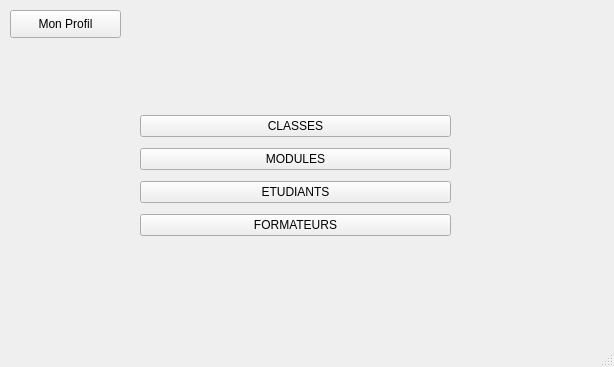
Above: responsable.ui from chafaatoumk/gestion-notes-Qt before the change. Below: the same form after it.
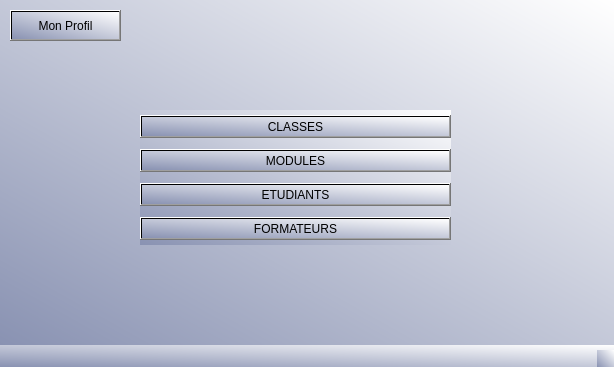
That is the form after the change.

```diff
--- a/responsable.ui
+++ b/responsable.ui
@@ -14,7 +14,7 @@
    <string>Interface de Gestion</string>
   </property>
   <property name="styleSheet">
-   <string notr="true"/>
+   <string notr="true">background-color: qlineargradient(spread:pad, x1:0, y1:1, x2:1, y2:0, stop:0 rgba(137, 146, 178, 255), stop:1 rgba(255, 255, 255, 255));</string>
   </property>
   <widget class="QWidget" name="centralwidget">
    <widget class="QPushButton" name="pushButtonProfil">
@@ -23,7 +23,7 @@
       <x>10</x>
       <y>10</y>
       <width>111</width>
-      <height>28</height>
+      <height>31</height>
      </rect>
     </property>
     <property name="text">
```
Left out of the diff: 2 changed lines with no effect on the pictures.
